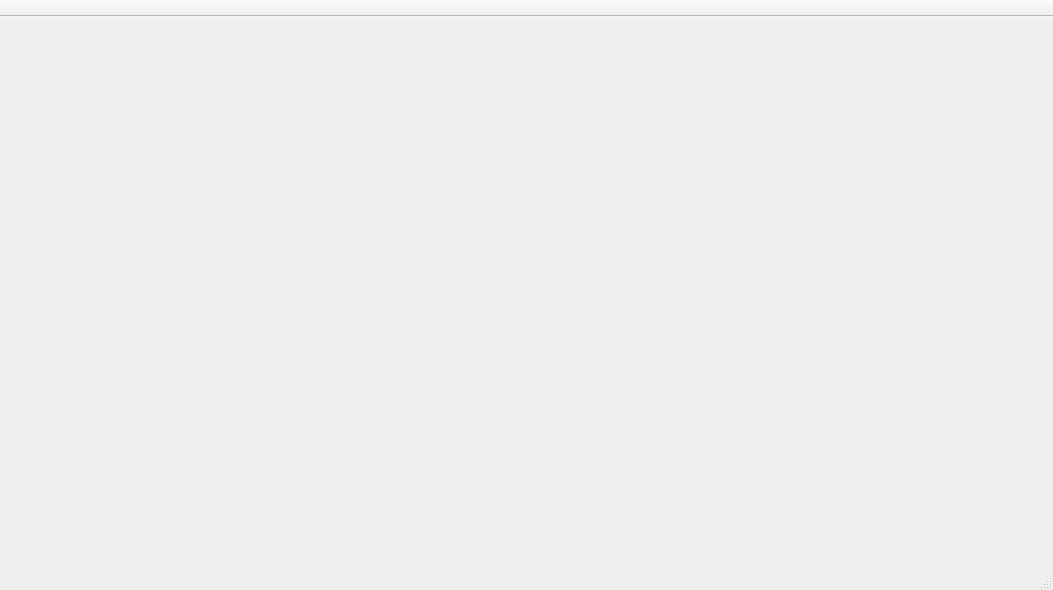
decenfrontier/PyNetAuth, file ui/wnd_server.ui: the form before one commit.
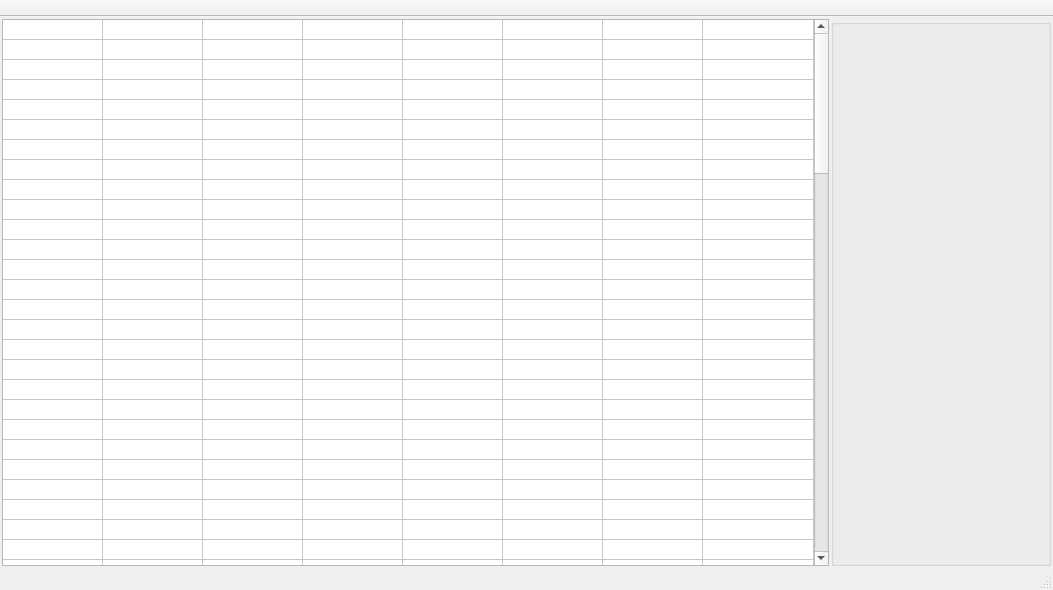
The form after the commit. The open tabs and pages were chosen to show the change.

What changed in the file:
```diff
--- a/ui/wnd_server.ui
+++ b/ui/wnd_server.ui
@@ -238,7 +238,423 @@
         </item>
        </layout>
       </widget>
-      <widget class="QWidget" name="page_2"/>
+      <widget class="QWidget" name="page_1">
+       <layout class="QGridLayout" name="gridLayout_3">
+        <property name="leftMargin">
+         <number>2</number>
+        </property>
+        <property name="topMargin">
+         <number>2</number>
+        </property>
+        <property name="rightMargin">
+         <number>2</number>
+        </property>
+        <property name="bottomMargin">
+         <number>2</number>
+        </property>
+        <item row="0" column="0">
+         <layout class="QHBoxLayout" name="horizontalLayout_2">
+          <property name="spacing">
+           <number>2</number>
+          </property>
+          <item>
+           <widget class="QTableWidget" name="tbe_online_user">
+            <property name="textElideMode">
+             <enum>Qt::ElideNone</enum>
+            </property>
+            <property name="showGrid">
+             <bool>true</bool>
+            </property>
+            <property name="wordWrap">
+             <bool>true</bool>
+            </property>
+            <property name="cornerButtonEnabled">
+             <bool>false</bool>
+            </property>
+            <property name="rowCount">
+             <number>100</number>
+            </property>
+            <attribute name="horizontalHeaderVisible">
+             <bool>false</bool>
+            </attribute>
+            <attribute name="horizontalHeaderStretchLastSection">
+             <bool>true</bool>
+            </attribute>
+            <attribute name="verticalHeaderVisible">
+             <bool>false</bool>
+            </attribute>
+            <attribute name="verticalHeaderMinimumSectionSize">
+             <number>20</number>
+            </attribute>
+            <attribute name="verticalHeaderDefaultSectionSize">
+             <number>20</number>
+            </attribute>
+            <row/>
+            <row/>
+            <row/>
+            <row/>
+            <row/>
+            <row/>
+            <row/>
+            <row/>
+            <row/>
+            <row/>
+            <row/>
+            <row/>
+            <row/>
+            <row/>
+            <row/>
+            <row/>
+            <row/>
+            <row/>
+            <row/>
+            <row/>
+            <row/>
+            <row/>
+            <row/>
+            <row/>
+            <row/>
+            <row/>
+            <row/>
+            <row/>
+            <row/>
+            <row/>
+            <row/>
+            <row/>
+            <row/>
+            <row/>
+            <row/>
+            <row/>
+            <row/>
+            <row/>
+            <row/>
+            <row/>
+            <row/>
+            <row/>
+            <row/>
+            <row/>
+            <row/>
+            <row/>
+            <row/>
+            <row/>
+            <row/>
+            <row/>
+            <row/>
+            <row/>
+            <row/>
+            <row/>
+            <row/>
+            <row/>
+            <row/>
+            <row/>
+            <row/>
+            <row/>
+            <row/>
+            <row/>
+            <row/>
+            <row/>
+            <row/>
+            <row/>
+            <row/>
+            <row/>
+            <row/>
+            <row/>
+            <row/>
+            <row/>
+            <row/>
+            <row/>
+            <row/>
+            <row/>
+            <row/>
+            <row/>
+            <row/>
+            <row/>
+            <row/>
+            <row/>
+            <row/>
+            <row/>
+            <row/>
+            <row/>
+            <row/>
+            <row/>
+            <row/>
+            <row/>
+            <row/>
+            <row/>
+            <row/>
+            <row/>
+            <row/>
+            <row/>
+            <row/>
+            <row/>
+            <row/>
+            <row/>
+            <column>
+             <property name="text">
+              <string>account</string>
+             </property>
+            </column>
+            <column>
+             <property name="text">
+              <string>hcomm</string>
+             </property>
+            </column>
+            <column>
+             <property name="text">
+              <string>connect_id</string>
+             </property>
+            </column>
+            <column>
+             <property name="text">
+              <string>machine_code</string>
+             </property>
+            </column>
+            <column>
+             <property name="text">
+              <string>login_ip</string>
+             </property>
+            </column>
+            <column>
+             <property name="text">
+              <string>login_time</string>
+             </property>
+            </column>
+            <column>
+             <property name="text">
+              <string>heart_time</string>
+             </property>
+            </column>
+            <column>
+             <property name="text">
+              <string>online_time</string>
+             </property>
+            </column>
+           </widget>
+          </item>
+          <item>
+           <widget class="QGroupBox" name="groupBox_2">
+            <property name="minimumSize">
+             <size>
+              <width>220</width>
+              <height>0</height>
+             </size>
+            </property>
+            <property name="title">
+             <string/>
+            </property>
+           </widget>
+          </item>
+         </layout>
+        </item>
+       </layout>
+      </widget>
+      <widget class="QWidget" name="page_2">
+       <layout class="QGridLayout" name="gridLayout_4">
+        <property name="leftMargin">
+         <number>2</number>
+        </property>
+        <property name="topMargin">
+         <number>2</number>
+        </property>
+        <property name="rightMargin">
+         <number>2</number>
+        </property>
+        <property name="bottomMargin">
+         <number>2</number>
+        </property>
+        <item row="0" column="0">
+         <layout class="QHBoxLayout" name="horizontalLayout_3">
+          <property name="spacing">
+           <number>2</number>
+          </property>
+          <property name="leftMargin">
+           <number>0</number>
+          </property>
+          <property name="topMargin">
+           <number>0</number>
+          </property>
+          <property name="rightMargin">
+           <number>0</number>
+          </property>
+          <property name="bottomMargin">
+           <number>0</number>
+          </property>
+          <item>
+           <widget class="QTableWidget" name="tbe_card_manage">
+            <property name="textElideMode">
+             <enum>Qt::ElideNone</enum>
+            </property>
+            <property name="showGrid">
+             <bool>true</bool>
+            </property>
+            <property name="wordWrap">
+             <bool>true</bool>
+            </property>
+            <property name="cornerButtonEnabled">
+             <bool>false</bool>
+            </property>
+            <property name="rowCount">
+             <number>100</number>
+            </property>
+            <attribute name="horizontalHeaderVisible">
+             <bool>true</bool>
+            </attribute>
+            <attribute name="horizontalHeaderStretchLastSection">
+             <bool>true</bool>
+            </attribute>
+            <attribute name="verticalHeaderVisible">
+             <bool>false</bool>
+            </attribute>
+            <attribute name="verticalHeaderMinimumSectionSize">
+             <number>20</number>
+            </attribute>
+            <attribute name="verticalHeaderDefaultSectionSize">
+             <number>20</number>
+            </attribute>
+            <row/>
+            <row/>
+            <row/>
+            <row/>
+            <row/>
+            <row/>
+            <row/>
+            <row/>
+            <row/>
+            <row/>
+            <row/>
+            <row/>
+            <row/>
+            <row/>
+            <row/>
+            <row/>
+            <row/>
+            <row/>
+            <row/>
+            <row/>
+            <row/>
+            <row/>
+            <row/>
+            <row/>
+            <row/>
+            <row/>
+            <row/>
+            <row/>
+            <row/>
+            <row/>
+            <row/>
+            <row/>
+            <row/>
+            <row/>
+            <row/>
+            <row/>
+            <row/>
+            <row/>
+            <row/>
+            <row/>
+            <row/>
+            <row/>
+            <row/>
+            <row/>
+            <row/>
+            <row/>
+            <row/>
+            <row/>
+            <row/>
+            <row/>
+            <row/>
+            <row/>
+            <row/>
+            <row/>
+            <row/>
+            <row/>
+            <row/>
+            <row/>
+            <row/>
+            <row/>
+            <row/>
+            <row/>
+            <row/>
+            <row/>
+            <row/>
+            <row/>
+            <row/>
+            <row/>
+            <row/>
+            <row/>
+            <row/>
+            <row/>
+            <row/>
+            <row/>
+            <row/>
+            <row/>
+            <row/>
+            <row/>
+            <row/>
+            <row/>
+            <row/>
+            <row/>
+            <row/>
+            <row/>
+            <row/>
+            <row/>
+            <row/>
+            <row/>
+            <row/>
+            <row/>
+            <row/>
+            <row/>
+            <row/>
+            <row/>
+            <row/>
+            <row/>
+            <row/>
+            <row/>
+            <row/>
+            <row/>
+            <column>
+             <property name="text">
+              <string>card_key</string>
+             </property>
+            </column>
+            <column>
+             <property name="text">
+              <string>state</string>
+             </property>
+            </column>
+            <column>
+             <property name="text">
+              <string>type</string>
+             </property>
+            </column>
+            <column>
+             <property name="text">
+              <string>gen_time</string>
+             </property>
+            </column>
+            <column>
+             <property name="text">
+              <string>use_time</string>
+             </property>
+            </column>
+           </widget>
+          </item>
+          <item>
+           <widget class="QGroupBox" name="groupBox_3">
+            <property name="minimumSize">
+             <size>
+              <width>220</width>
+              <height>0</height>
+             </size>
+            </property>
+            <property name="title">
+             <string/>
+            </property>
+           </widget>
+          </item>
+         </layout>
+        </item>
+       </layout>
+      </widget>
      </widget>
     </item>
    </layout>
```
Left out of the diff: 23 changed lines with no effect on the pictures.
